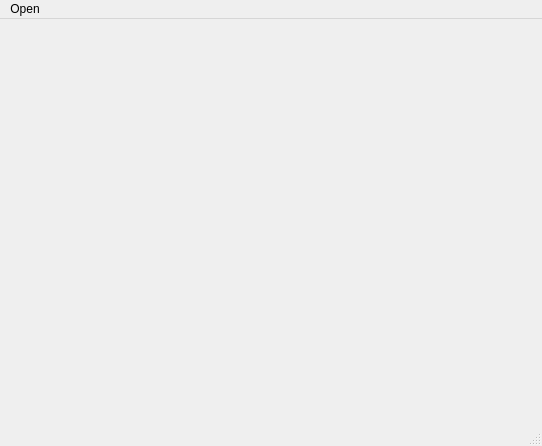
elcerdo/fourbits, file mainwindow.ui: the form before one commit.
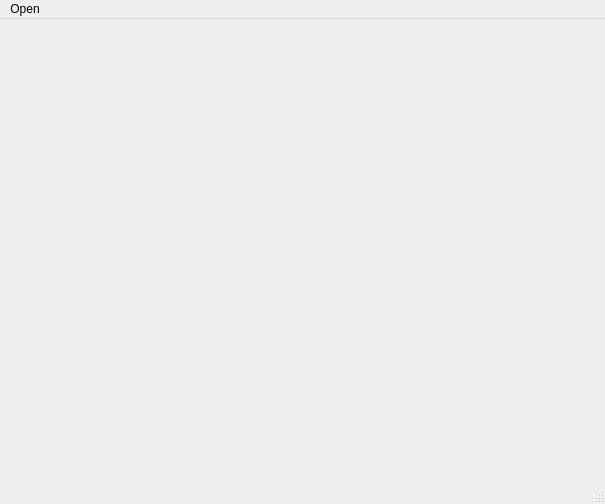
The form after the commit. Custom widgets are drawn as their Qt base class.

Commit message: build on mac

```diff
--- a/mainwindow.ui
+++ b/mainwindow.ui
@@ -6,8 +6,8 @@
    <rect>
     <x>0</x>
     <y>0</y>
-    <width>542</width>
-    <height>446</height>
+    <width>605</width>
+    <height>504</height>
    </rect>
   </property>
   <property name="windowTitle">
@@ -50,8 +50,8 @@
     <rect>
      <x>0</x>
      <y>0</y>
-     <width>542</width>
-     <height>23</height>
+     <width>605</width>
+     <height>22</height>
     </rect>
    </property>
    <widget class="QMenu" name="menuOprnf">
```
The commit also changes 1 other file.
